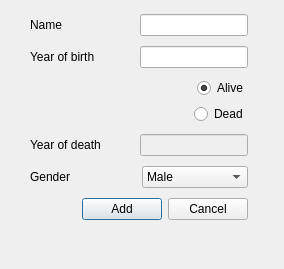
Qt form addsci.ui (sandraBender/VLN1-hopur2) before a commit.
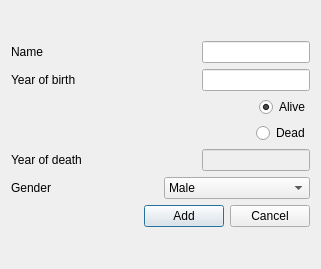
The same form after that commit.

```diff
--- a/addsci.ui
+++ b/addsci.ui
@@ -6,22 +6,15 @@
    <rect>
     <x>0</x>
     <y>0</y>
-    <width>284</width>
+    <width>321</width>
     <height>269</height>
    </rect>
   </property>
   <property name="windowTitle">
    <string>Dialog</string>
   </property>
-  <widget class="QWidget" name="layoutWidget">
-   <property name="geometry">
-    <rect>
-     <x>30</x>
-     <y>10</y>
-     <width>218</width>
-     <height>220</height>
-    </rect>
-   </property>
+  <layout class="QVBoxLayout" name="verticalLayout_2">
+   <item>
    <layout class="QVBoxLayout" name="verticalLayout_4">
     <item>
      <layout class="QHBoxLayout" name="horizontalLayout_11">
@@ -151,7 +144,8 @@
      </layout>
     </item>
    </layout>
-  </widget>
+   </item>
+  </layout>
  </widget>
  <resources/>
  <connections>
```
Lines whose indentation alone changed are shown as unchanged.
